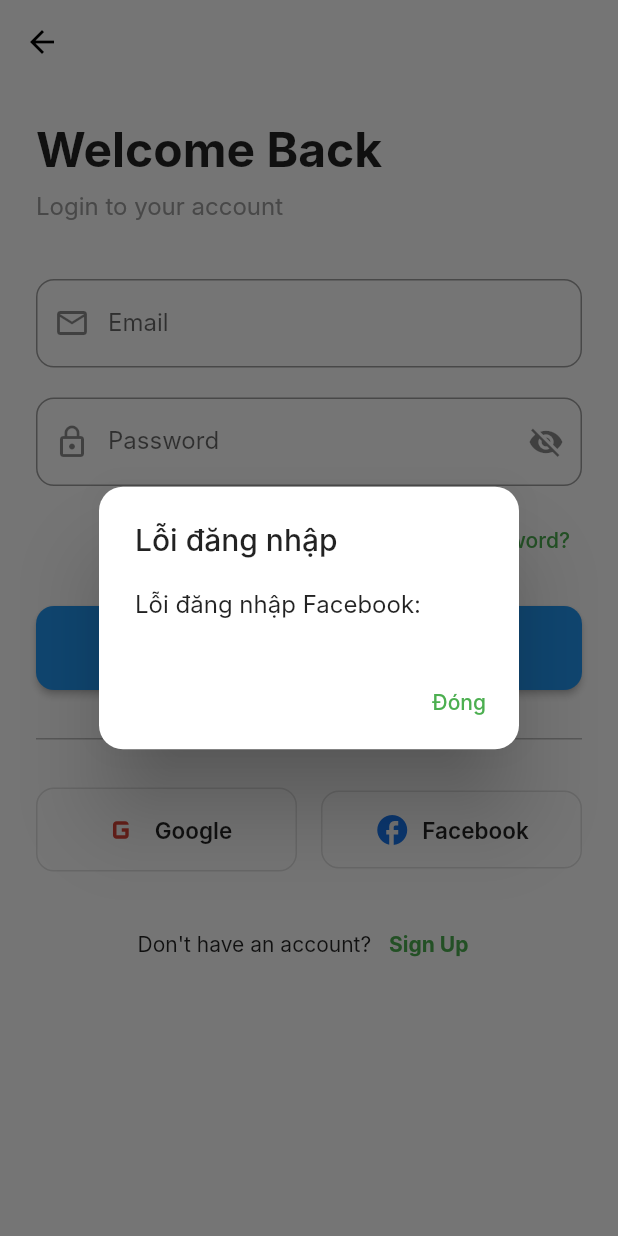
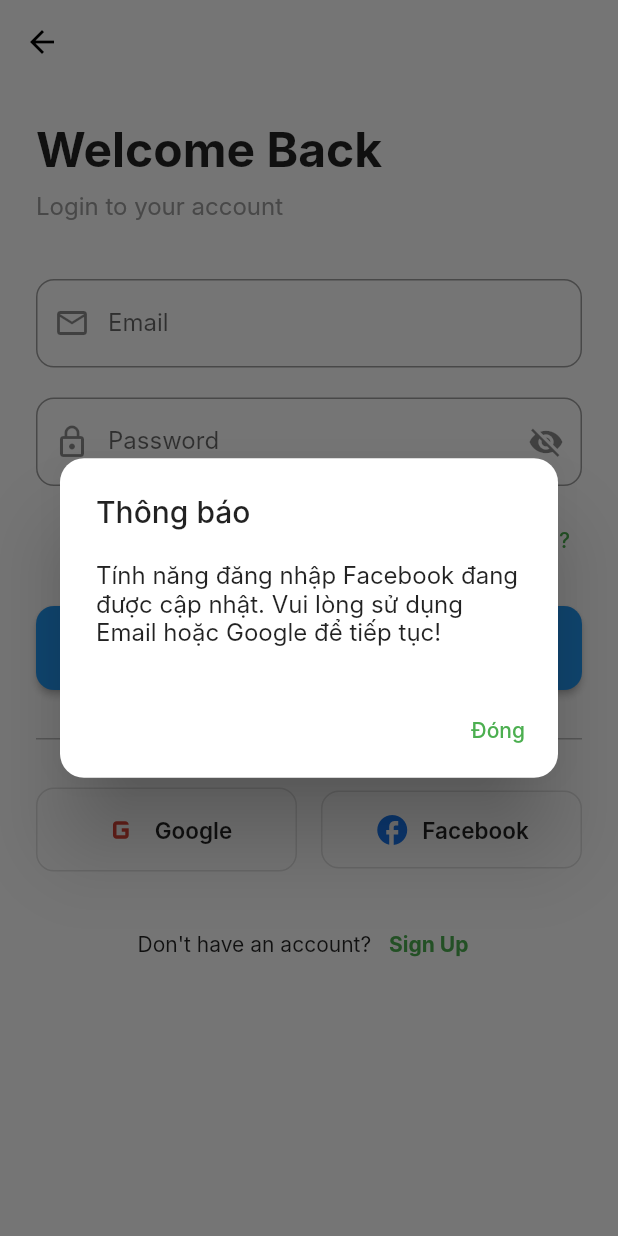
Before and after one commit to lehoangvi123/Pre_Thesis_Project, a Flutter app: the LoginView screen opened directly, after a tap on "Facebook", on a phone screen of 412 x 824 dp. Run offline on Flutter 3.47's test engine with Material 3 defaults, Android fonts, the phone set to English and light mode, and no system bars; our stand-ins replace cloud_firestore, firebase_auth, firebase_core, google_sign_in; missing offline and left inert: flutter_facebook_auth; accounts and stored records are empty; Roboto replaces fonts that are missing (Inter).

Commit message:
add the new code

```diff
--- a/lib/view/login/LoginView.dart
+++ b/lib/view/login/LoginView.dart
@@ -168,11 +168,11 @@ class _LoginViewState extends State<LoginView> {
       } else if (result.status == LoginStatus.cancelled) {
         _showErrorDialog('Đăng nhập Facebook đã bị hủy');
       } else {
-        _showErrorDialog('Lỗi đăng nhập Facebook: ${result.message}');
+        _showErrorDialog('Tính năng đăng nhập Facebook đang được cập nhật. Vui lòng sử dụng Email hoặc Google để tiếp tục!');
       }
 
     } catch (e) {
-      _showErrorDialog('Lỗi đăng nhập Facebook: $e');
+      _showErrorDialog('Tính năng đăng nhập Facebook đang được cập nhật. Vui lòng sử dụng Email hoặc Google để tiếp tục!');
     } finally {
       if (mounted) {
         setState(() {
@@ -189,7 +189,7 @@ class _LoginViewState extends State<LoginView> {
         shape: RoundedRectangleBorder(
           borderRadius: BorderRadius.circular(16),
         ),
-        title: const Text('Lỗi đăng nhập'),
+        title: const Text('Thông báo'),
         content: Text(message),
         actions: [
           TextButton(
```
Also changed, not shown: lib/keyhash/keyhash.dart (added, +18 -0 lines), lib/view/analysis/AnalysisView.dart (added), 2 other files.
